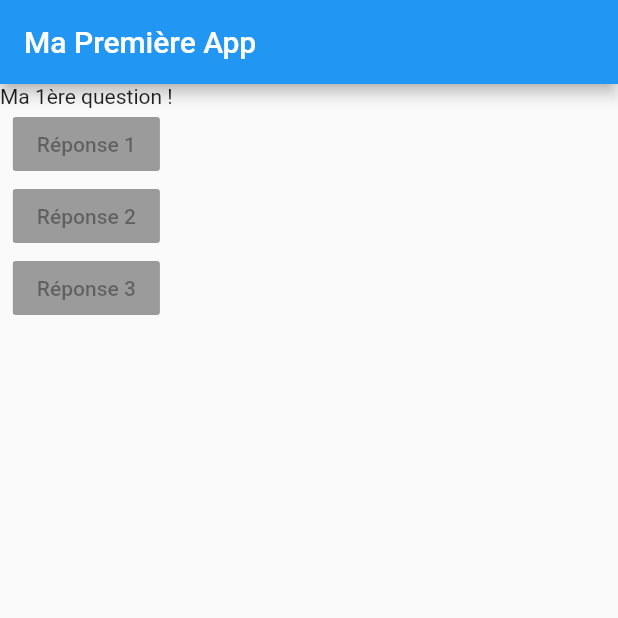
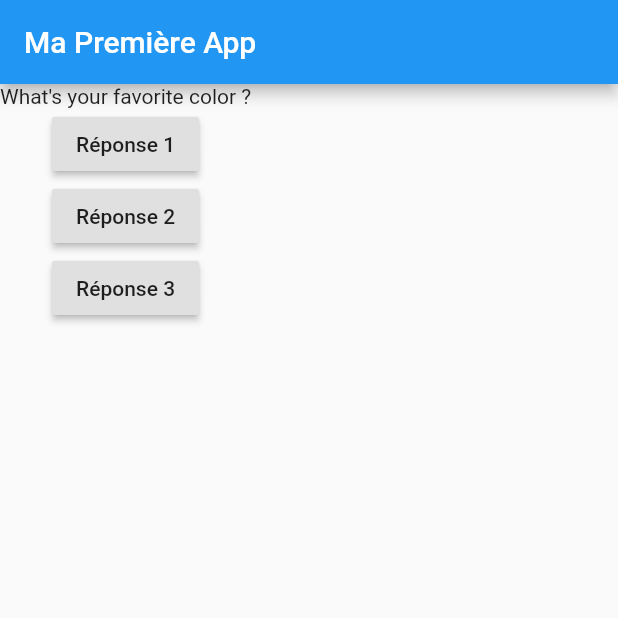
Before and after one commit to jesus-son-coder/flutter-udemy-en, a Flutter app: the screen it shows after launch, on a phone screen of 412 x 824 dp, the top half of it. Run offline on Flutter 3.47's test engine with Material 2 defaults, Android fonts, the phone set to English and light mode, and no system bars.

Commit message:
New commit

```diff
--- a/flutter_complete_guide/lib/main.dart
+++ b/flutter_complete_guide/lib/main.dart
@@ -4,7 +4,24 @@ void main() {
   runApp(MyApp());
 }
 
-class MyApp extends StatelessWidget {
+class MyApp extends StatefulWidget {
+  @override
+  State<StatefulWidget> createState() {
+    return MyAppState();
+  }
+}
+
+class MyAppState extends State<MyApp> {
+  var questionIndex = 0;
+
+  void answerQuestion() {
+    setState(() {
+      questionIndex = questionIndex + 1;
+    });
+
+    print(questionIndex);
+  }
+
   @override
   Widget build(BuildContext context) {
     var questions = [
@@ -18,10 +35,10 @@ class MyApp extends StatelessWidget {
       ),
       body: Column(
         children: <Widget>[
-          Text('Ma 1ère question !'),
-          RaisedButton(child: Text('Réponse 1'), onPressed: null),
-          RaisedButton(child: Text('Réponse 2'), onPressed: null),
-          RaisedButton(child: Text('Réponse 3'), onPressed: null),
+          Text(questions[questionIndex]),
+          RaisedButton(child: Text('Réponse 1'), onPressed: answerQuestion),
+          RaisedButton(child: Text('Réponse 2'), onPressed: answerQuestion),
+          RaisedButton(child: Text('Réponse 3'), onPressed: answerQuestion),
         ],
       ),
     ));
```
